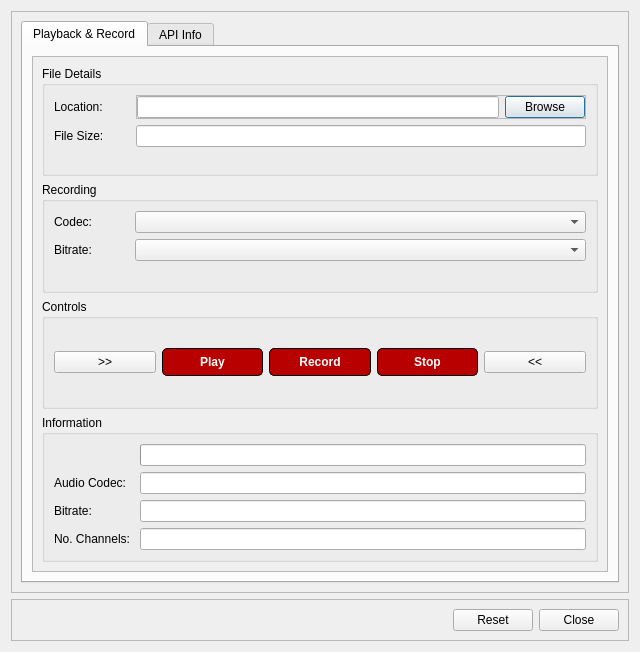
Old version of the form src/ui/gkaudioplaydialog.ui in the repository GekkoFyre/small-world-deluxe.
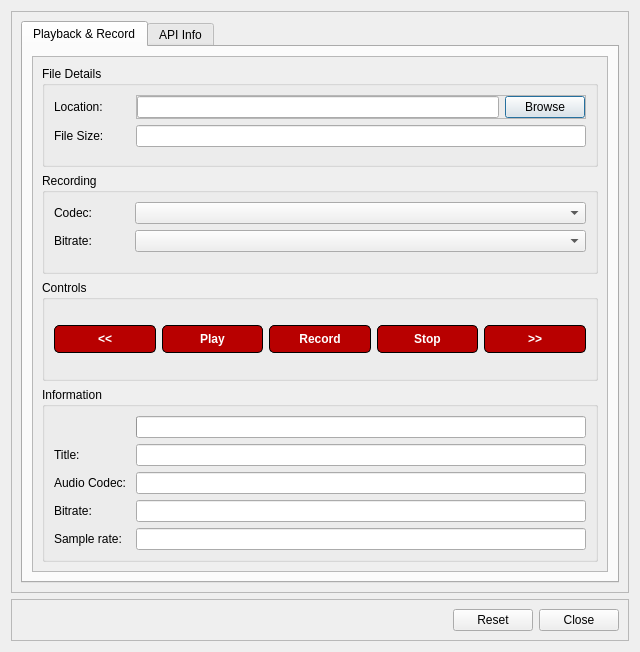
New version of the form.

Commit message: * Made some headway into the audio playback/recording dialog.

What changed in the file:
```diff
--- a/src/ui/gkaudioplaydialog.ui
+++ b/src/ui/gkaudioplaydialog.ui
@@ -55,8 +55,8 @@
               <rect>
                <x>0</x>
                <y>0</y>
-               <width>576</width>
-               <height>511</height>
+               <width>596</width>
+               <height>543</height>
               </rect>
              </property>
              <layout class="QVBoxLayout" name="verticalLayout_4">
@@ -164,12 +164,30 @@
                 </property>
                 <layout class="QHBoxLayout" name="horizontalLayout_3">
                  <item>
-                  <widget class="QPushButton" name="pushButton_playback_skip_forward">
+                  <widget class="QPushButton" name="pushButton_playback_skip_back">
                    <property name="toolTip">
                     <string>Move forward in playback by 10 seconds.</string>
                    </property>
+                   <property name="styleSheet">
+                    <string notr="true">QPushButton:pressed {
+    background-color: qlineargradient(spread:pad, x1:0, y1:0, x2:0, y2:1,   stop:0 rgba(60, 186, 162, 255), stop:1 rgba(98, 211, 162, 255))
+}
+
+QPushButton {
+     background-color: #B80000; border: 1px solid black;
+     border-radius: 5px;
+     border-width: 1px;
+     padding: 6px;
+     font: bold;
+     color: white;
+}
+
+QPushButton:disabled {
+    background-color: rgb(170, 170, 127)
+}</string>
+                   </property>
                    <property name="text">
-                    <string>&gt;&gt;</string>
+                    <string>&lt;&lt;</string>
                    </property>
                   </widget>
                  </item>
@@ -249,12 +267,30 @@
                   </widget>
                  </item>
                  <item>
-                  <widget class="QPushButton" name="pushButton_playback_skip_back">
+                  <widget class="QPushButton" name="pushButton_playback_skip_forward">
                    <property name="toolTip">
                     <string>Move backwards in playback by 10 seconds.</string>
                    </property>
+                   <property name="styleSheet">
+                    <string notr="true">QPushButton:pressed {
+    background-color: qlineargradient(spread:pad, x1:0, y1:0, x2:0, y2:1,   stop:0 rgba(60, 186, 162, 255), stop:1 rgba(98, 211, 162, 255))
+}
+
+QPushButton {
+     background-color: #B80000; border: 1px solid black;
+     border-radius: 5px;
+     border-width: 1px;
+     padding: 6px;
+     font: bold;
+     color: white;
+}
+
+QPushButton:disabled {
+    background-color: rgb(170, 170, 127)
+}</string>
+                   </property>
                    <property name="text">
-                    <string>&lt;&lt;</string>
+                    <string>&gt;&gt;</string>
                    </property>
                   </widget>
                  </item>
@@ -267,58 +303,6 @@
                  <string>Information</string>
                 </property>
                 <layout class="QFormLayout" name="formLayout_2">
-                 <item row="1" column="0">
-                  <widget class="QLabel" name="label_playback_audio_codec">
-                   <property name="text">
-                    <string>Audio Codec: </string>
-                   </property>
-                  </widget>
-                 </item>
-                 <item row="1" column="1">
-                  <widget class="QLineEdit" name="lineEdit_playback_audio_codec">
-                   <property name="readOnly">
-                    <bool>true</bool>
-                   </property>
-                  </widget>
-                 </item>
-                 <item row="2" column="0">
-                  <widget class="QLabel" name="label_playback_bitrate">
-                   <property name="text">
-                    <string>Bitrate: </string>
-                   </property>
-                  </widget>
-                 </item>
-                 <item row="2" column="1">
-                  <widget class="QLineEdit" name="lineEdit_playback_bitrate">
-                   <property name="readOnly">
-                    <bool>true</bool>
-                   </property>
-                  </widget>
-                 </item>
-                 <item row="3" column="0">
-                  <widget class="QLabel" name="label_playback_no_channels">
-                   <property name="text">
-                    <string>No. Channels: </string>
-                   </property>
-                  </widget>
-                 </item>
-                 <item row="3" column="1">
-                  <widget class="QLineEdit" name="lineEdit_playback_no_channels">
-                   <property name="readOnly">
-                    <bool>true</bool>
-                   </property>
-                  </widget>
-                 </item>
-                 <item row="0" column="1">
-                  <widget class="QProgressBar" name="progressBar_playback">
-                   <property name="value">
-                    <number>0</number>
-                   </property>
-                   <property name="textVisible">
-                    <bool>false</bool>
-                   </property>
-                  </widget>
-                 </item>
                  <item row="0" column="0">
                   <spacer name="horizontalSpacer_6">
                    <property name="orientation">
@@ -332,6 +316,64 @@
                    </property>
                   </spacer>
                  </item>
+                 <item row="0" column="1">
+                  <widget class="QProgressBar" name="progressBar_playback">
+                   <property name="value">
+                    <number>0</number>
+                   </property>
+                   <property name="textVisible">
+                    <bool>false</bool>
+                   </property>
+                  </widget>
+                 </item>
+                 <item row="1" column="0">
+                  <widget class="QLabel" name="label_playback_file_name">
+                   <property name="text">
+                    <string>Title: </string>
+                   </property>
+                  </widget>
+                 </item>
+                 <item row="1" column="1">
+                  <widget class="QLineEdit" name="lineEdit_playback_file_name"/>
+                 </item>
+                 <item row="2" column="0">
+                  <widget class="QLabel" name="label_playback_audio_codec">
+                   <property name="text">
+                    <string>Audio Codec: </string>
+                   </property>
+                  </widget>
+                 </item>
+                 <item row="2" column="1">
+                  <widget class="QLineEdit" name="lineEdit_playback_audio_codec">
+                   <property name="readOnly">
+                    <bool>true</bool>
+                   </property>
+                  </widget>
+                 </item>
+                 <item row="3" column="0">
+                  <widget class="QLabel" name="label_playback_bitrate">
+                   <property name="text">
+                    <string>Bitrate: </string>
+                   </property>
+                  </widget>
+                 </item>
+                 <item row="3" column="1">
+                  <widget class="QLineEdit" name="lineEdit_playback_bitrate">
+                   <property name="readOnly">
+                    <bool>true</bool>
+                   </property>
+                  </widget>
+                 </item>
+                 <item row="4" column="0">
+                  <widget class="QLabel" name="label_playback_sample_rate">
+                   <property name="text">
+                    <string>Sample rate: </string>
+                   </property>
+                  </widget>
+                 </item>
+                 <item row="4" column="1">
+                  <widget class="QLineEdit" name="lineEdit_playback_sample_rate"/>
+                 </item>
                 </layout>
                </widget>
               </item>
```
The commit also changes 9 other files.
